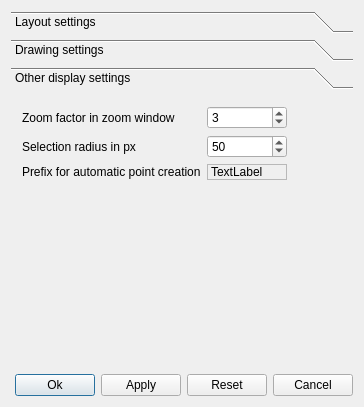
Old version of the form src/saisieQT/Settings.ui in the repository micmacIGN/micmac.
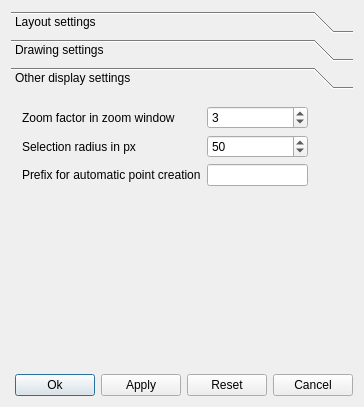
New version of the form. Icons and pictures are not drawn.

Commit message: SaisieQT: settings(autoName) & treeview (point.txt)

What changed in the file:
```diff
--- a/src/saisieQT/Settings.ui
+++ b/src/saisieQT/Settings.ui
@@ -294,33 +294,6 @@
           </widget>
          </item>
          <item row="1" column="2">
-          <spacer name="horizontalSpacer_4">
-           <property name="orientation">
-            <enum>Qt::Horizontal</enum>
-           </property>
-           <property name="sizeHint" stdset="0">
-            <size>
-             <width>40</width>
-             <height>20</height>
-            </size>
-           </property>
-          </spacer>
-         </item>
-         <item row="2" column="0">
-          <widget class="QLabel" name="label_prefix">
-           <property name="text">
-            <string>Prefix for automatic point creation</string>
-           </property>
-          </widget>
-         </item>
-         <item row="0" column="0">
-          <widget class="QLabel" name="zoomLabel">
-           <property name="text">
-            <string>Zoom factor in zoom window  </string>
-           </property>
-          </widget>
-         </item>
-         <item row="1" column="1">
           <widget class="QSpinBox" name="RadiusSpinBox">
            <property name="minimum">
             <number>1</number>
@@ -336,26 +309,7 @@
            </property>
           </widget>
          </item>
-         <item row="2" column="1">
-          <widget class="QLabel" name="PrefixTextEdit">
-           <property name="minimumSize">
-            <size>
-             <width>80</width>
-             <height>0</height>
-            </size>
-           </property>
-           <property name="frameShape">
-            <enum>QFrame::StyledPanel</enum>
-           </property>
-           <property name="text">
-            <string>TextLabel</string>
-           </property>
-           <property name="textInteractionFlags">
-            <set>Qt::LinksAccessibleByKeyboard|Qt::LinksAccessibleByMouse|Qt::TextBrowserInteraction|Qt::TextEditable|Qt::TextEditorInteraction|Qt::TextSelectableByKeyboard|Qt::TextSelectableByMouse</set>
-           </property>
-          </widget>
-         </item>
-         <item row="0" column="1">
+         <item row="0" column="2">
           <widget class="QSpinBox" name="zoomWin_spinBox">
            <property name="minimum">
             <number>1</number>
@@ -368,6 +322,48 @@
            </property>
           </widget>
          </item>
+         <item row="1" column="3">
+          <spacer name="horizontalSpacer_4">
+           <property name="orientation">
+            <enum>Qt::Horizontal</enum>
+           </property>
+           <property name="sizeHint" stdset="0">
+            <size>
+             <width>40</width>
+             <height>20</height>
+            </size>
+           </property>
+          </spacer>
+         </item>
+         <item row="0" column="0">
+          <widget class="QLabel" name="zoomLabel">
+           <property name="text">
+            <string>Zoom factor in zoom window  </string>
+           </property>
+          </widget>
+         </item>
+         <item row="2" column="0">
+          <widget class="QLabel" name="label_prefix">
+           <property name="sizePolicy">
+            <sizepolicy hsizetype="Preferred" vsizetype="Fixed">
+             <horstretch>0</horstretch>
+             <verstretch>0</verstretch>
+            </sizepolicy>
+           </property>
+           <property name="baseSize">
+            <size>
+             <width>0</width>
+             <height>30</height>
+            </size>
+           </property>
+           <property name="text">
+            <string>Prefix for automatic point creation</string>
+           </property>
+          </widget>
+         </item>
+         <item row="2" column="2">
+          <widget class="QLineEdit" name="PrefixTextEdit"/>
+         </item>
         </layout>
        </item>
        <item>
```
Left out of the diff: 8 changed lines with no effect on the pictures. The commit also changes 12 other files.
